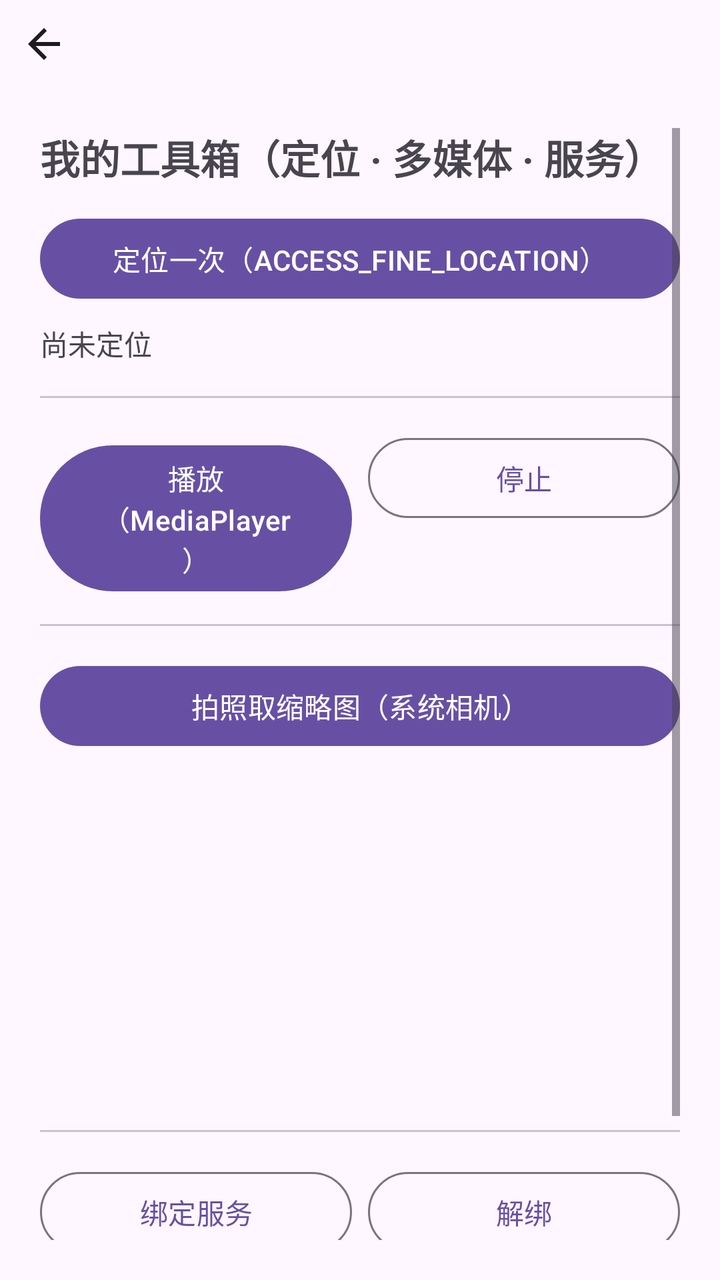
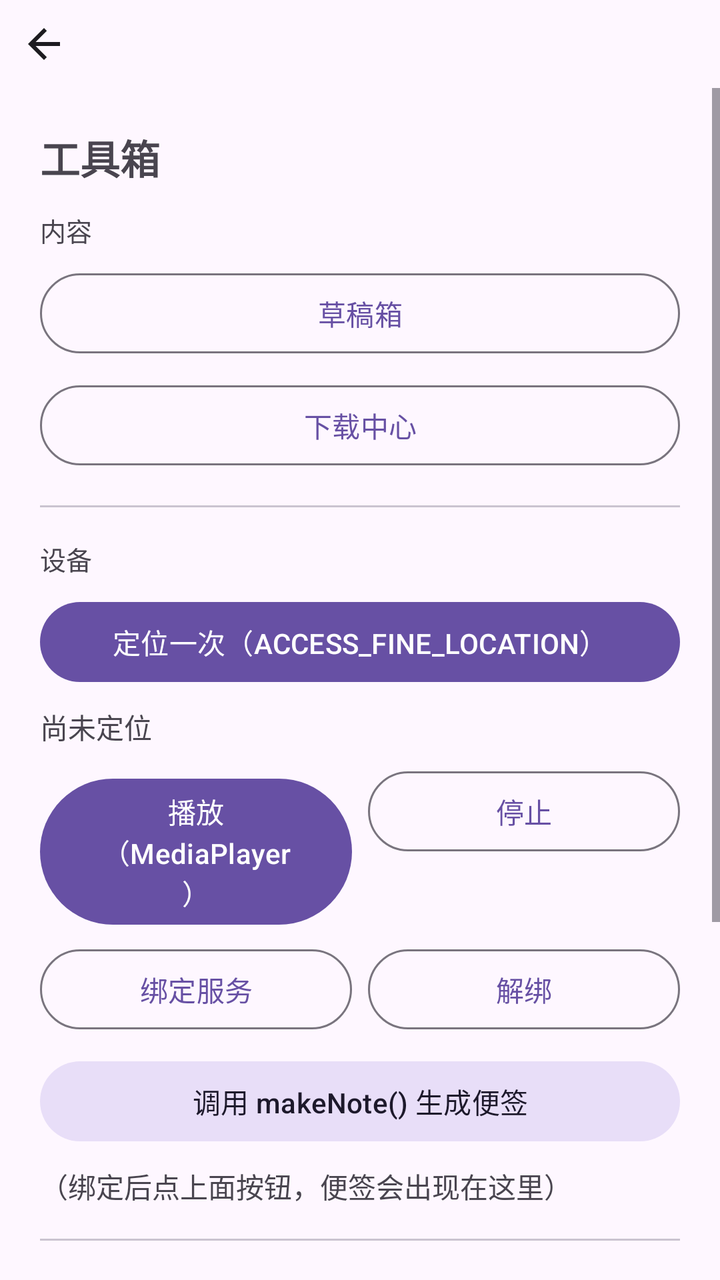

Compare the two renders of this Android layout. The source of the first and the diff that turns it into the second are given below.
<!-- AndroidManifest.xml: application theme Theme.Keyou -->
<!-- res/layout/activity_tools.xml -->
<?xml version="1.0" encoding="utf-8"?>
<LinearLayout xmlns:android="http://schemas.android.com/apk/res/android"
    android:layout_width="match_parent"
    android:layout_height="match_parent"
    android:orientation="vertical">

    <include layout="@layout/view_back_bar" />

    <ScrollView
        android:layout_width="match_parent"
        android:layout_height="0dp"
        android:layout_weight="1"
        android:padding="20dp">

    <LinearLayout
        android:layout_width="match_parent"
        android:layout_height="wrap_content"
        android:orientation="vertical">

        <TextView
            android:layout_width="wrap_content"
            android:layout_height="wrap_content"
            android:text="@string/tools_title"
            android:textSize="20sp"
            android:textStyle="bold"
            android:layout_marginBottom="12dp" />

        
        <Button
            android:id="@+id/btn_location"
            android:layout_width="match_parent"
            android:layout_height="wrap_content"
            android:text="@string/location_fetch" />

        <TextView
            android:id="@+id/tv_location"
            android:layout_width="wrap_content"
            android:layout_height="wrap_content"
            android:text="@string/location_idle"
            android:layout_marginTop="8dp" />

        <View
            android:layout_width="match_parent"
            android:layout_height="1dp"
            android:layout_marginVertical="16dp"
            android:background="?attr/colorOutlineVariant" />

        
        <LinearLayout
            android:layout_width="match_parent"
            android:layout_height="wrap_content"
            android:orientation="horizontal">

            <Button
                android:id="@+id/btn_play_music"
                android:layout_width="0dp"
                android:layout_height="wrap_content"
                android:layout_weight="1"
                android:layout_marginEnd="8dp"
                android:text="@string/music_play" />

            <Button
                android:id="@+id/btn_stop_music"
                style="@style/Widget.Material3.Button.OutlinedButton"
                android:layout_width="0dp"
                android:layout_height="wrap_content"
                android:layout_weight="1"
                android:text="@string/music_stop" />
        </LinearLayout>

        <View
            android:layout_width="match_parent"
            android:layout_height="1dp"
            android:layout_marginVertical="16dp"
            android:background="?attr/colorOutlineVariant" />

        
        <Button
            android:id="@+id/btn_camera"
            android:layout_width="match_parent"
            android:layout_height="wrap_content"
            android:text="@string/camera_take" />

        <ImageView
            android:id="@+id/iv_photo"
            android:layout_width="160dp"
            android:layout_height="160dp"
            android:layout_gravity="center_horizontal"
            android:layout_marginTop="12dp"
            android:contentDescription="@string/camera_take"
            android:scaleType="centerCrop" />

        <View
            android:layout_width="match_parent"
            android:layout_height="1dp"
            android:layout_marginVertical="16dp"
            android:background="?attr/colorOutlineVariant" />

        
        <LinearLayout
            android:layout_width="match_parent"
            android:layout_height="wrap_content"
            android:orientation="horizontal">

            <Button
                android:id="@+id/btn_bind_service"
                style="@style/Widget.Material3.Button.OutlinedButton"
                android:layout_width="0dp"
                android:layout_height="wrap_content"
                android:layout_weight="1"
                android:layout_marginEnd="8dp"
                android:text="@string/service_bind" />

            <Button
                android:id="@+id/btn_unbind_service"
                style="@style/Widget.Material3.Button.OutlinedButton"
                android:layout_width="0dp"
                android:layout_height="wrap_content"
                android:layout_weight="1"
                android:text="@string/service_unbind" />
        </LinearLayout>

        <Button
            android:id="@+id/btn_make_note"
            style="@style/Widget.Material3.Button.TonalButton"
            android:layout_width="match_parent"
            android:layout_height="wrap_content"
            android:layout_marginTop="8dp"
            android:text="@string/service_make_note" />

        <TextView
            android:id="@+id/tv_bound_note"
            android:layout_width="wrap_content"
            android:layout_height="wrap_content"
            android:text="@string/service_note_idle"
            android:layout_marginTop="8dp" />

    </LinearLayout>
</ScrollView>
</LinearLayout>
<!-- res/layout/view_back_bar.xml (included above) -->
<?xml version="1.0" encoding="utf-8"?>
<FrameLayout xmlns:android="http://schemas.android.com/apk/res/android"
    android:layout_width="wrap_content"
    android:layout_height="wrap_content">

    <ImageButton
        android:id="@+id/btn_back"
        android:layout_width="44dp"
        android:layout_height="44dp"
        android:background="?attr/selectableItemBackgroundBorderless"
        android:contentDescription="@string/back"
        android:padding="10dp"
        android:src="@drawable/ic_arrow_back" />

</FrameLayout>
<!-- resources referenced by this layout -->
<resources>
  <!-- drawable ic_arrow_back (drawable) -->
  <?xml version="1.0" encoding="utf-8"?>
  <vector xmlns:android="http://schemas.android.com/apk/res/android"
      android:width="24dp"
      android:height="24dp"
      android:viewportWidth="24"
      android:viewportHeight="24"
      android:tint="?attr/colorOnSurface">
      <path
          android:fillColor="@android:color/white"
          android:pathData="M20,11H7.83l5.59,-5.59L12,4l-8,8 8,8 1.41,-1.41L7.83,13H20v-2z" />
  </vector>
  <string name="back">返回</string>
  <string name="camera_take">拍照取缩略图（系统相机）</string>
  <string name="location_fetch">定位一次（ACCESS_FINE_LOCATION）</string>
  <string name="location_idle">尚未定位</string>
  <string name="music_play">播放（MediaPlayer）</string>
  <string name="music_stop">停止</string>
  <string name="service_bind">绑定服务</string>
  <string name="service_make_note">调用 makeNote() 生成便签</string>
  <string name="service_note_idle">（绑定后点上面按钮，便签会出现在这里）</string>
  <string name="service_unbind">解绑</string>
  <string name="tools_title">我的工具箱（定位 · 多媒体 · 服务）</string>
  <style name="Theme.Keyou" parent="Theme.Material3.DayNight.NoActionBar" />
</resources>

<!-- the commit's change to res/layout/activity_tools.xml (unified diff, before → after) -->
@@ -9,134 +9,190 @@
     <ScrollView
         android:layout_width="match_parent"
         android:layout_height="0dp"
-        android:layout_weight="1"
-        android:padding="20dp">
-
-    <LinearLayout
-        android:layout_width="match_parent"
-        android:layout_height="wrap_content"
-        android:orientation="vertical">
-
-        <TextView
-            android:layout_width="wrap_content"
-            android:layout_height="wrap_content"
-            android:text="@string/tools_title"
-            android:textSize="20sp"
-            android:textStyle="bold"
-            android:layout_marginBottom="12dp" />
-
-        
-        <Button
-            android:id="@+id/btn_location"
-            android:layout_width="match_parent"
-            android:layout_height="wrap_content"
-            android:text="@string/location_fetch" />
-
-        <TextView
-            android:id="@+id/tv_location"
-            android:layout_width="wrap_content"
-            android:layout_height="wrap_content"
-            android:text="@string/location_idle"
-            android:layout_marginTop="8dp" />
-
-        <View
-            android:layout_width="match_parent"
-            android:layout_height="1dp"
-            android:layout_marginVertical="16dp"
-            android:background="?attr/colorOutlineVariant" />
-
-        
+        android:layout_weight="1">
+
         <LinearLayout
             android:layout_width="match_parent"
             android:layout_height="wrap_content"
-            android:orientation="horizontal">
-
-            <Button
-                android:id="@+id/btn_play_music"
-                android:layout_width="0dp"
-                android:layout_height="wrap_content"
-                android:layout_weight="1"
-                android:layout_marginEnd="8dp"
-                android:text="@string/music_play" />
-
-            <Button
-                android:id="@+id/btn_stop_music"
-                style="@style/Widget.Material3.Button.OutlinedButton"
-                android:layout_width="0dp"
-                android:layout_height="wrap_content"
-                android:layout_weight="1"
-                android:text="@string/music_stop" />
+            android:orientation="vertical"
+            android:padding="20dp">
+
+            <TextView
+                android:layout_width="wrap_content"
+                android:layout_height="wrap_content"
+                android:text="@string/tools_title"
+                android:textSize="20sp"
+                android:textStyle="bold"
+                android:layout_marginBottom="12dp" />
+
+            
+            <TextView
+                android:layout_width="wrap_content"
+                android:layout_height="wrap_content"
+                android:text="@string/tools_section_content"
+                android:textSize="13sp"
+                android:textColor="?attr/colorOnSurfaceVariant"
+                android:layout_marginBottom="8dp" />
+
+            <Button
+                android:id="@+id/btn_draft"
+                style="@style/Widget.Material3.Button.OutlinedButton"
+                android:layout_width="match_parent"
+                android:layout_height="wrap_content"
+                android:text="@string/tools_entry_draft" />
+
+            <Button
+                android:id="@+id/btn_download"
+                style="@style/Widget.Material3.Button.OutlinedButton"
+                android:layout_width="match_parent"
+                android:layout_height="wrap_content"
+                android:layout_marginTop="8dp"
+                android:text="@string/tools_entry_download" />
+
+            <View
+                android:layout_width="match_parent"
+                android:layout_height="1dp"
+                android:layout_marginVertical="16dp"
+                android:background="?attr/colorOutlineVariant" />
+
+            
+            <TextView
+                android:layout_width="wrap_content"
+                android:layout_height="wrap_content"
+                android:text="@string/tools_section_device"
+                android:textSize="13sp"
+                android:textColor="?attr/colorOnSurfaceVariant"
+                android:layout_marginBottom="8dp" />
+
+            <Button
+                android:id="@+id/btn_location"
+                android:layout_width="match_parent"
+                android:layout_height="wrap_content"
+                android:text="@string/location_fetch" />
+
+            <TextView
+                android:id="@+id/tv_location"
+                android:layout_width="wrap_content"
+                android:layout_height="wrap_content"
+                android:text="@string/location_idle"
+                android:layout_marginTop="8dp" />
+
+            <LinearLayout
+                android:layout_width="match_parent"
+                android:layout_height="wrap_content"
+                android:layout_marginTop="8dp"
+                android:orientation="horizontal">
+
+                <Button
+                    android:id="@+id/btn_play_music"
+                    android:layout_width="0dp"
+                    android:layout_height="wrap_content"
+                    android:layout_weight="1"
+                    android:layout_marginEnd="8dp"
+                    android:text="@string/music_play" />
+
+                <Button
+                    android:id="@+id/btn_stop_music"
+                    style="@style/Widget.Material3.Button.OutlinedButton"
+                    android:layout_width="0dp"
+                    android:layout_height="wrap_content"
+                    android:layout_weight="1"
+                    android:text="@string/music_stop" />
+            </LinearLayout>
+
+            <LinearLayout
+                android:layout_width="match_parent"
+                android:layout_height="wrap_content"
+                android:layout_marginTop="8dp"
+                android:orientation="horizontal">
+
+                <Button
+                    android:id="@+id/btn_bind_service"
+                    style="@style/Widget.Material3.Button.OutlinedButton"
+                    android:layout_width="0dp"
+                    android:layout_height="wrap_content"
+                    android:layout_weight="1"
+                    android:layout_marginEnd="8dp"
+                    android:text="@string/service_bind" />
+
+                <Button
+                    android:id="@+id/btn_unbind_service"
+                    style="@style/Widget.Material3.Button.OutlinedButton"
+                    android:layout_width="0dp"
+                    android:layout_height="wrap_content"
+                    android:layout_weight="1"
+                    android:text="@string/service_unbind" />
+            </LinearLayout>
+
+            <Button
+                android:id="@+id/btn_make_note"
+                style="@style/Widget.Material3.Button.TonalButton"
+                android:layout_width="match_parent"
+                android:layout_height="wrap_content"
+                android:layout_marginTop="8dp"
+                android:text="@string/service_make_note" />
+
+            <TextView
+                android:id="@+id/tv_bound_note"
+                android:layout_width="wrap_content"
+                android:layout_height="wrap_content"
+                android:text="@string/service_note_idle"
+                android:layout_marginTop="8dp" />
+
+            <View
+                android:layout_width="match_parent"
+                android:layout_height="1dp"
+                android:layout_marginVertical="16dp"
+                android:background="?attr/colorOutlineVariant" />
+
+            
+            <TextView
+                android:layout_width="wrap_content"
+                android:layout_height="wrap_content"
+                android:text="@string/tools_section_network"
+                android:textSize="13sp"
+                android:textColor="?attr/colorOnSurfaceVariant"
+                android:layout_marginBottom="8dp" />
+
+            <Button
+                android:id="@+id/btn_json_compare"
+                style="@style/Widget.Material3.Button.OutlinedButton"
+                android:layout_width="match_parent"
+                android:layout_height="wrap_content"
+                android:text="@string/json_compare_title" />
+
+            <Button
+                android:id="@+id/btn_rss_parse"
+                style="@style/Widget.Material3.Button.OutlinedButton"
+                android:layout_width="match_parent"
+                android:layout_height="wrap_content"
+                android:layout_marginTop="8dp"
+                android:text="@string/rss_title" />
+
+            <View
+                android:layout_width="match_parent"
+                android:layout_height="1dp"
+                android:layout_marginVertical="16dp"
+                android:background="?attr/colorOutlineVariant" />
+
+            
+            <TextView
+                android:layout_width="wrap_content"
+                android:layout_height="wrap_content"
+                android:text="@string/tools_section_debug"
+                android:textSize="13sp"
+                android:textColor="?attr/colorOnSurfaceVariant"
+                android:layout_marginBottom="8dp" />
+
+            <Button
+                android:id="@+id/btn_diag"
+                style="@style/Widget.Material3.Button.OutlinedButton"
+                android:layout_width="match_parent"
+                android:layout_height="wrap_content"
+                android:text="@string/tools_entry_diag" />
+
         </LinearLayout>
-
-        <View
-            android:layout_width="match_parent"
-            android:layout_height="1dp"
-            android:layout_marginVertical="16dp"
-            android:background="?attr/colorOutlineVariant" />
-
-        
-        <Button
-            android:id="@+id/btn_camera"
-            android:layout_width="match_parent"
-            android:layout_height="wrap_content"
-            android:text="@string/camera_take" />
-
-        <ImageView
-            android:id="@+id/iv_photo"
-            android:layout_width="160dp"
-            android:layout_height="160dp"
-            android:layout_gravity="center_horizontal"
-            android:layout_marginTop="12dp"
-            android:contentDescription="@string/camera_take"
-            android:scaleType="centerCrop" />
-
-        <View
-            android:layout_width="match_parent"
-            android:layout_height="1dp"
-            android:layout_marginVertical="16dp"
-            android:background="?attr/colorOutlineVariant" />
-
-        
-        <LinearLayout
-            android:layout_width="match_parent"
-            android:layout_height="wrap_content"
-            android:orientation="horizontal">
-
-            <Button
-                android:id="@+id/btn_bind_service"
-                style="@style/Widget.Material3.Button.OutlinedButton"
-                android:layout_width="0dp"
-                android:layout_height="wrap_content"
-                android:layout_weight="1"
-                android:layout_marginEnd="8dp"
-                android:text="@string/service_bind" />
-
-            <Button
-                android:id="@+id/btn_unbind_service"
-                style="@style/Widget.Material3.Button.OutlinedButton"
-                android:layout_width="0dp"
-                android:layout_height="wrap_content"
-                android:layout_weight="1"
-                android:text="@string/service_unbind" />
-        </LinearLayout>
-
-        <Button
-            android:id="@+id/btn_make_note"
-            style="@style/Widget.Material3.Button.TonalButton"
-            android:layout_width="match_parent"
-            android:layout_height="wrap_content"
-            android:layout_marginTop="8dp"
-            android:text="@string/service_make_note" />
-
-        <TextView
-            android:id="@+id/tv_bound_note"
-            android:layout_width="wrap_content"
-            android:layout_height="wrap_content"
-            android:text="@string/service_note_idle"
-            android:layout_marginTop="8dp" />
-
-    </LinearLayout>
-</ScrollView>
+    </ScrollView>
 </LinearLayout>
 <!-- res/layout/view_back_bar.xml (included above) -->
 <?xml version="1.0" encoding="utf-8"?>
<!-- resource entries referenced after the edit -->
@@ -13,16 +13,24 @@
           android:pathData="M20,11H7.83l5.59,-5.59L12,4l-8,8 8,8 1.41,-1.41L7.83,13H20v-2z" />
   </vector>
   <string name="back">返回</string>
-  <string name="camera_take">拍照取缩略图（系统相机）</string>
+  <string name="json_compare_title">JSON 双解析对比</string>
   <string name="location_fetch">定位一次（ACCESS_FINE_LOCATION）</string>
   <string name="location_idle">尚未定位</string>
   <string name="music_play">播放（MediaPlayer）</string>
   <string name="music_stop">停止</string>
+  <string name="rss_title">RSS 解析（XmlPullParser）</string>
   <string name="service_bind">绑定服务</string>
   <string name="service_make_note">调用 makeNote() 生成便签</string>
   <string name="service_note_idle">（绑定后点上面按钮，便签会出现在这里）</string>
   <string name="service_unbind">解绑</string>
-  <string name="tools_title">我的工具箱（定位 · 多媒体 · 服务）</string>
+  <string name="tools_entry_diag">调试面板</string>
+  <string name="tools_entry_download">下载中心</string>
+  <string name="tools_entry_draft">草稿箱</string>
+  <string name="tools_section_content">内容</string>
+  <string name="tools_section_debug">调试</string>
+  <string name="tools_section_device">设备</string>
+  <string name="tools_section_network">网络</string>
+  <string name="tools_title">工具箱</string>
   <style name="Theme.Keyou" parent="Theme.Material3.DayNight.NoActionBar" />
 </resources>
 
